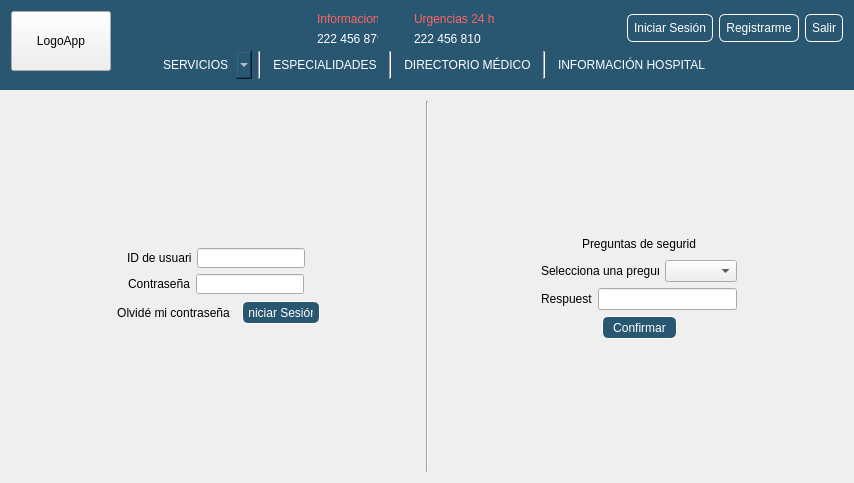
Above: mainwindow.ui from Laloses/Hospital before the change. Below: the same form after it.
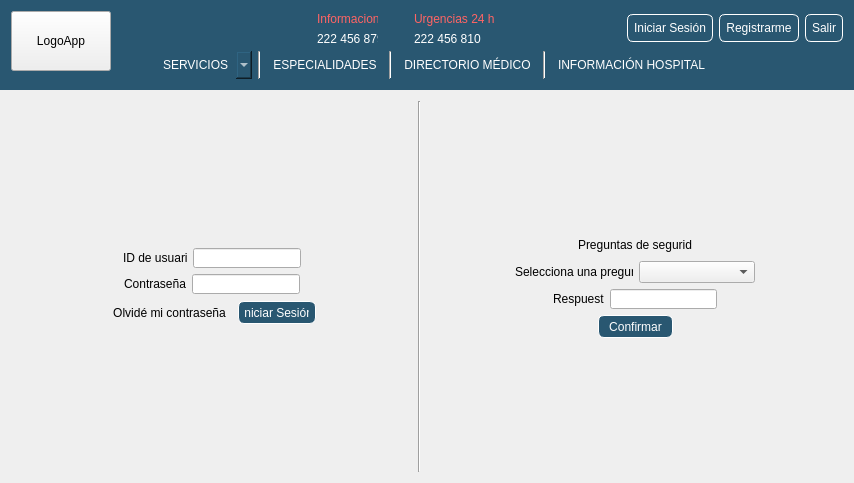
That is the form after the change. The open tabs and pages were chosen to show the change. Icons and pictures are not drawn.

Diff of the .ui file:
```diff
--- a/mainwindow.ui
+++ b/mainwindow.ui
@@ -1432,7 +1432,14 @@
                </widget>
               </item>
               <item>
-               <widget class="QComboBox" name="comboBox_pregunta"/>
+               <widget class="QComboBox" name="comboBox_pregunta">
+                <property name="minimumSize">
+                 <size>
+                  <width>82</width>
+                  <height>20</height>
+                 </size>
+                </property>
+               </widget>
               </item>
              </layout>
             </item>
@@ -1453,6 +1460,19 @@
              <layout class="QVBoxLayout" name="verticalLayout_4">
               <item>
                <layout class="QHBoxLayout" name="horizontalLayout_19">
+                <item>
+                 <spacer name="horizontalSpacer_19">
+                  <property name="orientation">
+                   <enum>Qt::Horizontal</enum>
+                  </property>
+                  <property name="sizeHint" stdset="0">
+                   <size>
+                    <width>40</width>
+                    <height>20</height>
+                   </size>
+                  </property>
+                 </spacer>
+                </item>
                 <item>
                  <widget class="QLabel" name="label_respuesta">
                   <property name="minimumSize">
@@ -1473,7 +1493,27 @@
                  </widget>
                 </item>
                 <item>
-                 <widget class="QLineEdit" name="lineEdit_respuesta"/>
+                 <widget class="QLineEdit" name="lineEdit_respuesta">
+                  <property name="maximumSize">
+                   <size>
+                    <width>147</width>
+                    <height>20</height>
+                   </size>
+                  </property>
+                 </widget>
+                </item>
+                <item>
+                 <spacer name="horizontalSpacer_23">
+                  <property name="orientation">
+                   <enum>Qt::Horizontal</enum>
+                  </property>
+                  <property name="sizeHint" stdset="0">
+                   <size>
+                    <width>40</width>
+                    <height>20</height>
+                   </size>
+                  </property>
+                 </spacer>
                 </item>
                </layout>
               </item>
```
Left out of the diff: 2 changed lines with no effect on the pictures.
